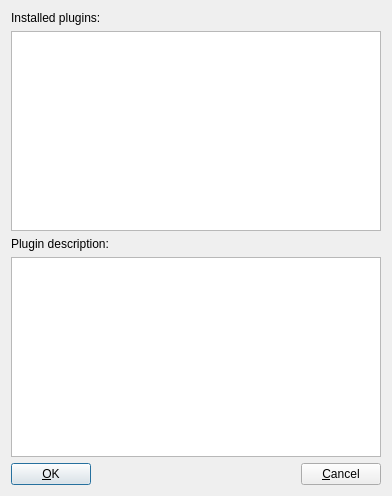
mnemosyne-proj/mnemosyne, file mnemosyne/mnemosyne/pyqt_ui/activate_plugins_dlg.ui: the form before one commit.
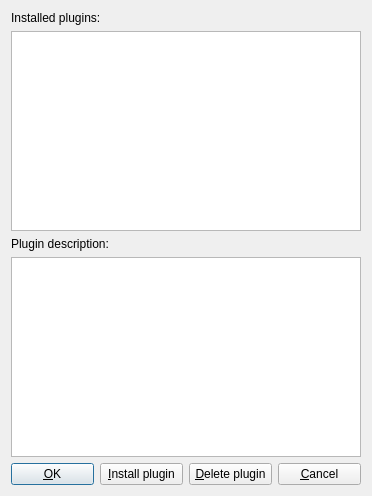
The form after the commit.

Commit message: Start work on new plugin format.

Patch:
```diff
--- a/mnemosyne/mnemosyne/pyqt_ui/activate_plugins_dlg.ui
+++ b/mnemosyne/mnemosyne/pyqt_ui/activate_plugins_dlg.ui
@@ -6,8 +6,8 @@
    <rect>
     <x>0</x>
     <y>0</y>
-    <width>392</width>
-    <height>479</height>
+    <width>360</width>
+    <height>488</height>
    </rect>
   </property>
   <property name="windowTitle">
@@ -66,17 +66,18 @@
         </widget>
        </item>
        <item>
-        <spacer>
-         <property name="orientation">
-          <enum>Qt::Horizontal</enum>
+        <widget class="QPushButton" name="install_button">
+         <property name="text">
+          <string>&amp;Install plugin</string>
          </property>
-         <property name="sizeHint" stdset="0">
-          <size>
-           <width>101</width>
-           <height>20</height>
-          </size>
+        </widget>
+       </item>
+       <item>
+        <widget class="QPushButton" name="delete_button">
+         <property name="text">
+          <string>&amp;Delete plugin</string>
          </property>
-        </spacer>
+        </widget>
        </item>
        <item>
         <widget class="QPushButton" name="cancel_button">
```
Left out of the diff: 32 changed lines with no effect on the pictures. The commit also changes 4 other files.
